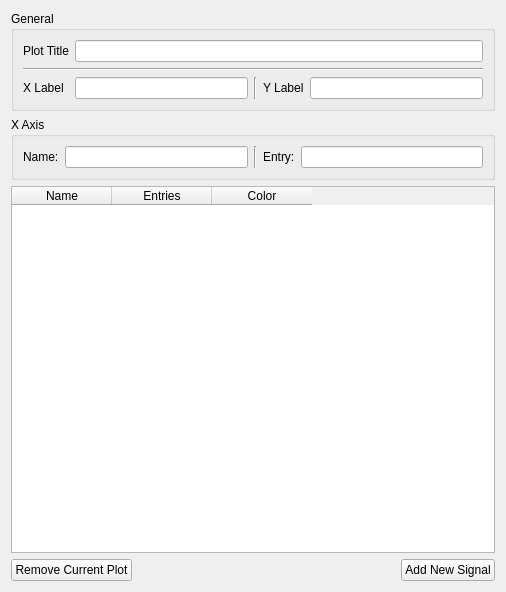
This is bec_widgets/widgets/monitor/tab_template.ui in bec-project/bec_widgets as Qt 5 draws it before an edit. The edited form follows.
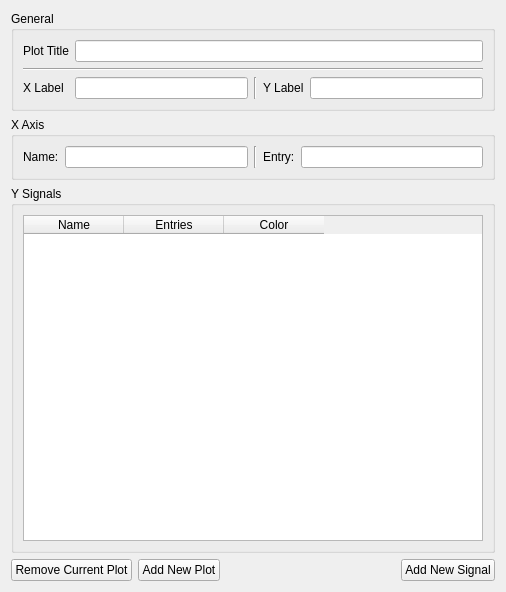
This is the edited form. Custom widgets are drawn as their Qt base class.

Patch:
```diff
--- a/bec_widgets/widgets/monitor/tab_template.ui
+++ b/bec_widgets/widgets/monitor/tab_template.ui
@@ -106,6 +106,12 @@
       </widget>
      </item>
      <item>
+      <widget class="QGroupBox" name="groupBox_y_signals">
+       <property name="title">
+        <string>Y Signals</string>
+       </property>
+       <layout class="QVBoxLayout" name="verticalLayout_3">
+        <item>
       <widget class="BECTable" name="tableWidget_y_signals">
        <column>
         <property name="text">
@@ -124,6 +130,9 @@
        </column>
       </widget>
      </item>
+       </layout>
+      </widget>
+     </item>
      <item>
       <layout class="QHBoxLayout" name="horizontalLayout_2">
        <item>
@@ -133,6 +142,13 @@
          </property>
         </widget>
        </item>
+       <item>
+        <widget class="QPushButton" name="pushButton_add_new_plot">
+         <property name="text">
+          <string>Add New Plot</string>
+         </property>
+        </widget>
+       </item>
        <item>
         <spacer name="horizontalSpacer_3">
          <property name="orientation">
```
Lines whose indentation alone changed are shown as unchanged.
